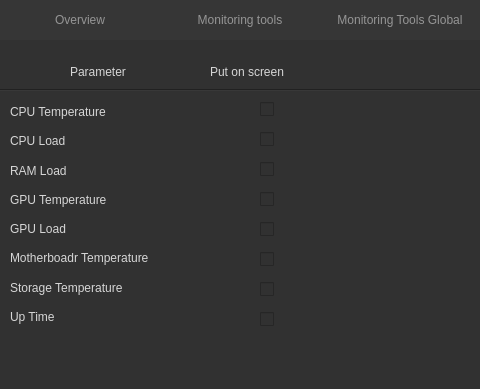
Qt form mainwindow.ui (Aidan2803/System-Monitor) before a commit; both pictures show x 0 to 480 and y 0 to 389 of the 1400 by 750 pixel window.
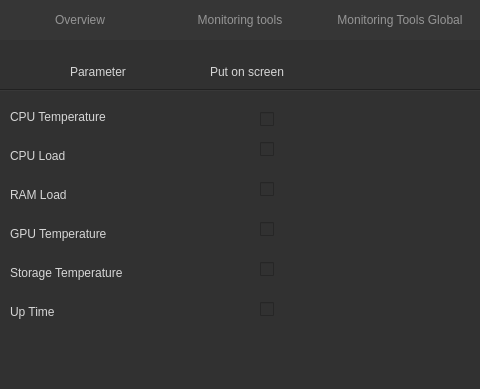
The same form after that commit. The open tabs and pages were chosen to show the change. Icons and pictures are not drawn.

The edit to the form file:
```diff
--- a/mainwindow.ui
+++ b/mainwindow.ui
@@ -2285,7 +2285,7 @@
       <property name="geometry">
        <rect>
         <x>260</x>
-        <y>60</y>
+        <y>70</y>
         <width>16</width>
         <height>19</height>
        </rect>
@@ -2298,7 +2298,7 @@
       <property name="geometry">
        <rect>
         <x>260</x>
-        <y>90</y>
+        <y>100</y>
         <width>16</width>
         <height>19</height>
        </rect>
@@ -2311,7 +2311,7 @@
       <property name="geometry">
        <rect>
         <x>260</x>
-        <y>120</y>
+        <y>140</y>
         <width>16</width>
         <height>19</height>
        </rect>
@@ -2324,7 +2324,7 @@
       <property name="geometry">
        <rect>
         <x>260</x>
-        <y>150</y>
+        <y>180</y>
         <width>16</width>
         <height>19</height>
        </rect>
@@ -2337,7 +2337,7 @@
       <property name="geometry">
        <rect>
         <x>260</x>
-        <y>270</y>
+        <y>260</y>
         <width>16</width>
         <height>19</height>
        </rect>
@@ -2350,33 +2350,7 @@
       <property name="geometry">
        <rect>
         <x>260</x>
-        <y>240</y>
-        <width>16</width>
-        <height>19</height>
-       </rect>
-      </property>
-      <property name="text">
-       <string/>
-      </property>
-     </widget>
-     <widget class="QCheckBox" name="onScreenGpuLoadCheckBox">
-      <property name="geometry">
-       <rect>
-        <x>260</x>
-        <y>180</y>
-        <width>16</width>
-        <height>19</height>
-       </rect>
-      </property>
-      <property name="text">
-       <string/>
-      </property>
-     </widget>
-     <widget class="QCheckBox" name="onScreenMotherboardTempCheckBox">
-      <property name="geometry">
-       <rect>
-        <x>260</x>
-        <y>210</y>
+        <y>220</y>
         <width>16</width>
         <height>19</height>
        </rect>
@@ -2503,28 +2477,6 @@
          </property>
         </widget>
        </item>
-       <item>
-        <widget class="QLabel" name="gpuLoadParam">
-         <property name="styleSheet">
-          <string notr="true">color: rgb(214, 214, 214);
-font: 14pt &quot;ГОСТ тип А&quot;;</string>
-         </property>
-         <property name="text">
-          <string>GPU Load</string>
-         </property>
-        </widget>
-       </item>
-       <item>
-        <widget class="QLabel" name="motherboardTempParam">
-         <property name="styleSheet">
-          <string notr="true">color: rgb(214, 214, 214);
-font: 14pt &quot;ГОСТ тип А&quot;;</string>
-         </property>
-         <property name="text">
-          <string>Motherboadr Temperature</string>
-         </property>
-        </widget>
-       </item>
        <item>
         <widget class="QLabel" name="storageTempParam">
          <property name="styleSheet">
```
Left out of the diff: 2 changed lines with no effect on the pictures.
